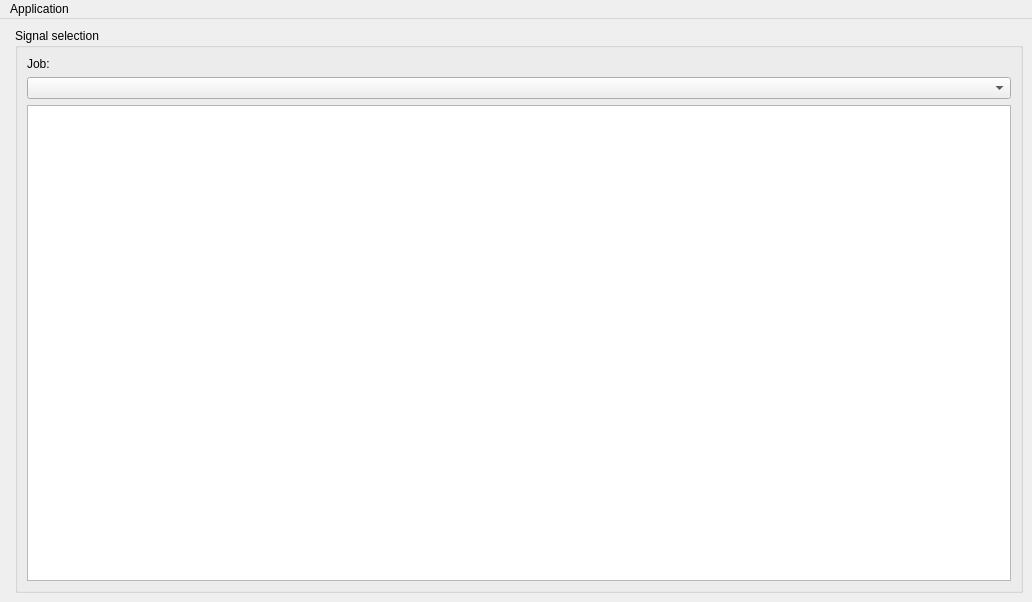
Qt form gui/MainWindow.ui (sblanchet/dls) before a commit.
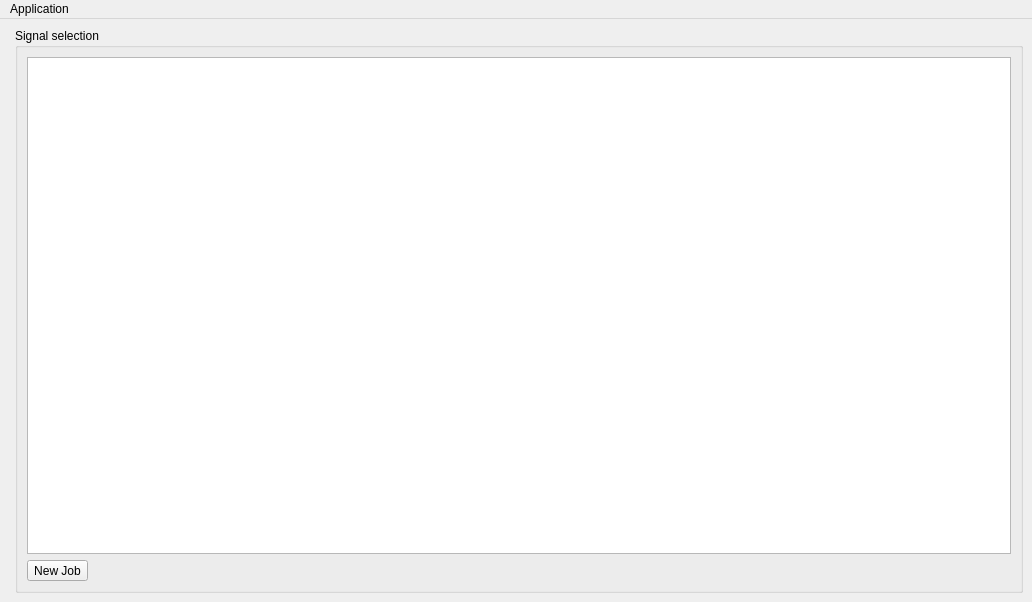
The same form after that commit. Icons and pictures are not drawn. Custom widgets are drawn as their Qt base class.

What changed in the file:
```diff
--- a/gui/MainWindow.ui
+++ b/gui/MainWindow.ui
@@ -25,18 +25,29 @@
       </property>
       <layout class="QVBoxLayout" name="verticalLayout">
        <item>
-        <widget class="QLabel" name="labelJob">
+        <widget class="QTreeView" name="treeView">
+         <property name="dragEnabled">
+          <bool>true</bool>
+         </property>
+         <property name="dragDropMode">
+          <enum>QAbstractItemView::DragOnly</enum>
+         </property>
+        </widget>
+       </item>
+       <item>
+        <widget class="QToolButton" name="toolButtonNewJob">
          <property name="text">
-          <string>Job:</string>
+          <string>New Job</string>
+         </property>
+         <property name="icon">
+          <iconset resource="dlsgui.qrc">
+           <normaloff>:/images/document-new.svg</normaloff>:/images/document-new.svg</iconset>
+         </property>
+         <property name="shortcut">
+          <string>Ctrl+N</string>
          </property>
         </widget>
        </item>
-       <item>
-        <widget class="QComboBox" name="comboBoxJob"/>
-       </item>
-       <item>
-        <widget class="QListView" name="listViewSignals"/>
-       </item>
       </layout>
      </widget>
     </item>
```
Left out of the diff: 6 changed lines with no effect on the pictures.
